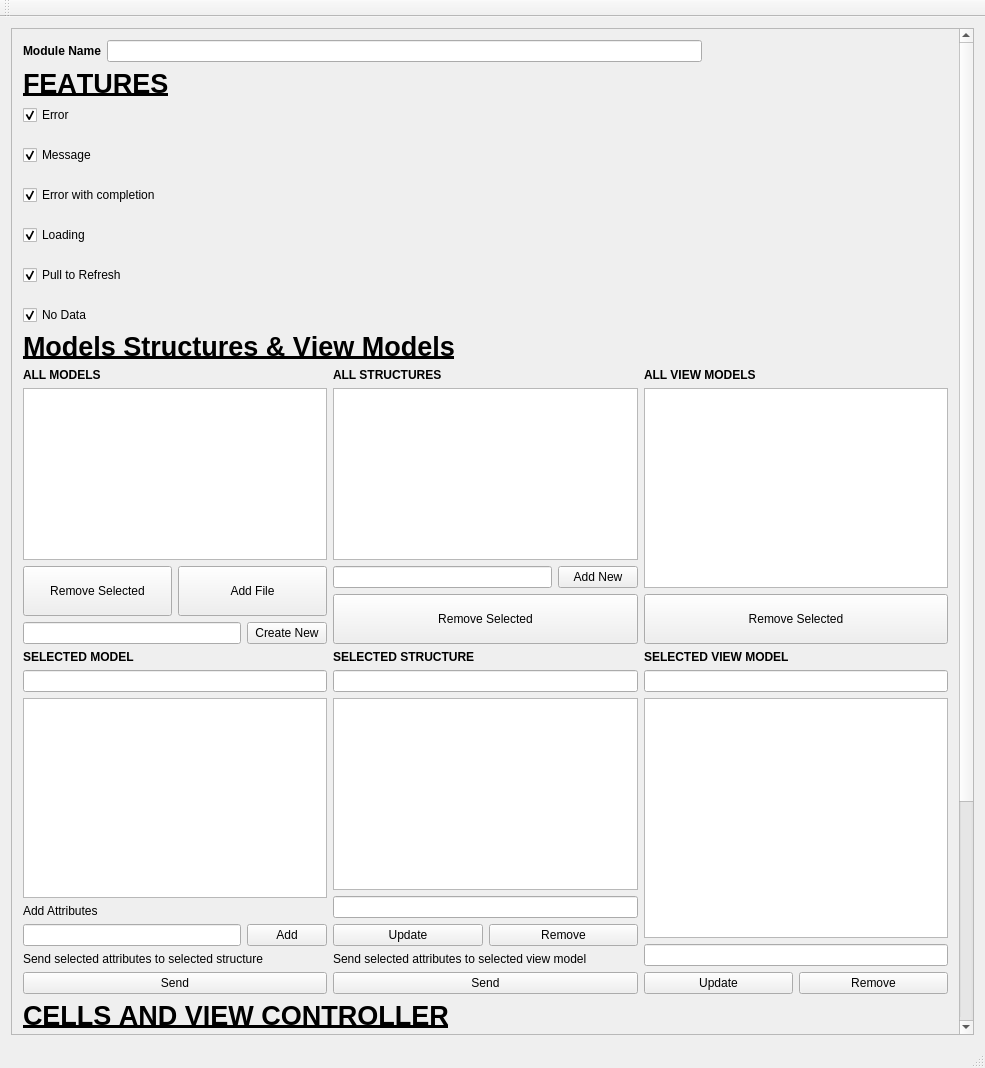
Old version of the form mainwindow.ui in the repository bibekdari/viperArchitectureGenerator.
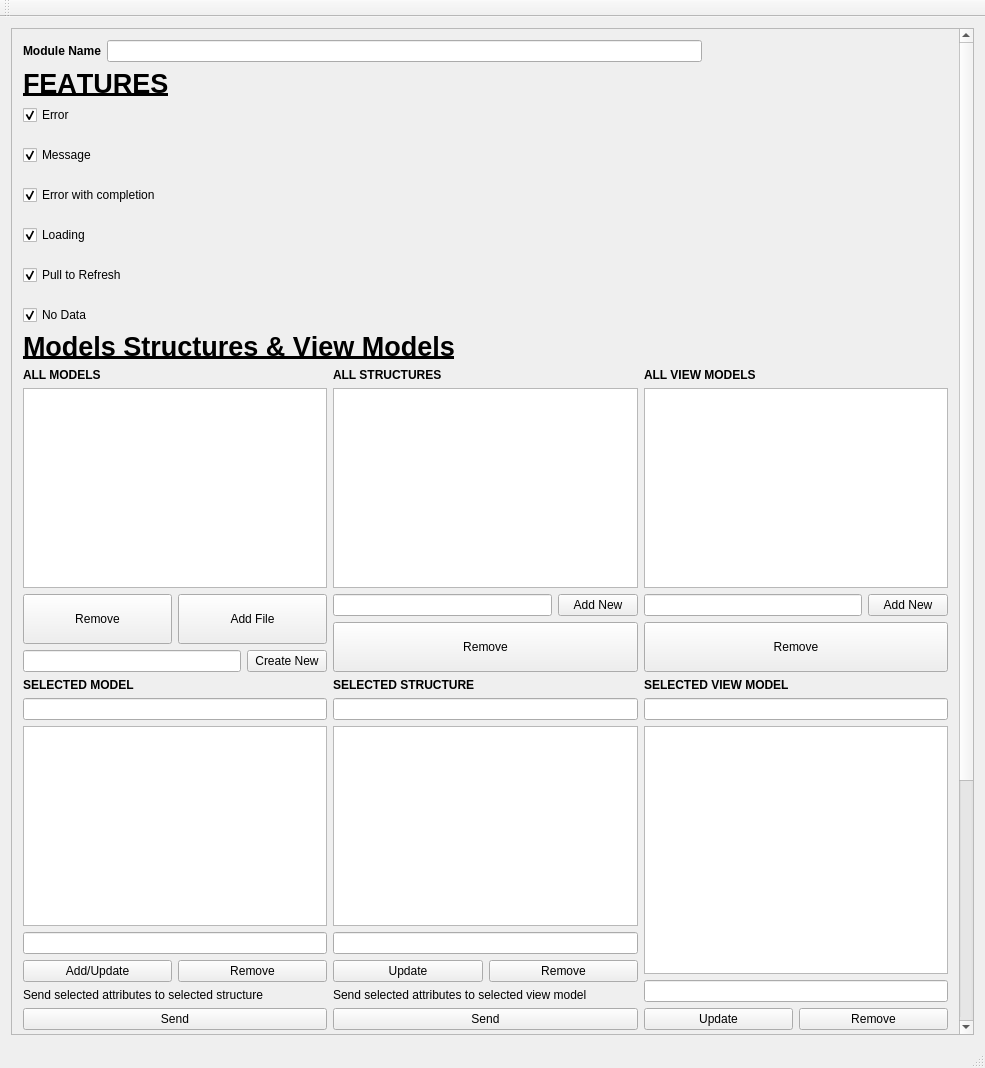
New version of the form.

The edit to the form file:
```diff
--- a/mainwindow.ui
+++ b/mainwindow.ui
@@ -24,9 +24,9 @@
        <property name="geometry">
         <rect>
          <x>0</x>
-         <y>-371</y>
+         <y>0</y>
          <width>944</width>
-         <height>1357</height>
+         <height>1406</height>
         </rect>
        </property>
        <layout class="QGridLayout" name="gridLayout_2">
@@ -178,7 +178,7 @@
                  </size>
                 </property>
                 <property name="text">
-                 <string>Remove Selected</string>
+                 <string>Remove</string>
                 </property>
                </widget>
               </item>
@@ -270,7 +270,7 @@
                </size>
               </property>
               <property name="text">
-               <string>Remove Selected</string>
+               <string>Remove</string>
               </property>
              </widget>
             </item>
@@ -304,6 +304,20 @@
               </property>
              </widget>
             </item>
+            <item>
+             <layout class="QHBoxLayout" name="horizontalLayout_6">
+              <item>
+               <widget class="QLineEdit" name="lineEdit_7"/>
+              </item>
+              <item>
+               <widget class="QPushButton" name="pushButton_8">
+                <property name="text">
+                 <string>Add New</string>
+                </property>
+               </widget>
+              </item>
+             </layout>
+            </item>
             <item>
              <widget class="QPushButton" name="pushButtonModelRemove">
               <property name="minimumSize">
@@ -319,7 +333,7 @@
                </size>
               </property>
               <property name="text">
-               <string>Remove Selected</string>
+               <string>Remove</string>
               </property>
              </widget>
             </item>
@@ -361,21 +375,21 @@
              </widget>
             </item>
             <item>
-             <widget class="QLabel" name="label_13">
-              <property name="text">
-               <string>Add Attributes</string>
-              </property>
-             </widget>
+             <widget class="QLineEdit" name="lineEdit_9"/>
             </item>
             <item>
              <layout class="QHBoxLayout" name="horizontalLayout_17">
-              <item>
-               <widget class="QLineEdit" name="lineEdit_9"/>
-              </item>
               <item>
                <widget class="QPushButton" name="pushButton_17">
                 <property name="text">
-                 <string>Add</string>
+                 <string>Add/Update</string>
+                </property>
+               </widget>
+              </item>
+              <item>
+               <widget class="QPushButton" name="pushButton_9">
+                <property name="text">
+                 <string>Remove</string>
                 </property>
                </widget>
               </item>
```
